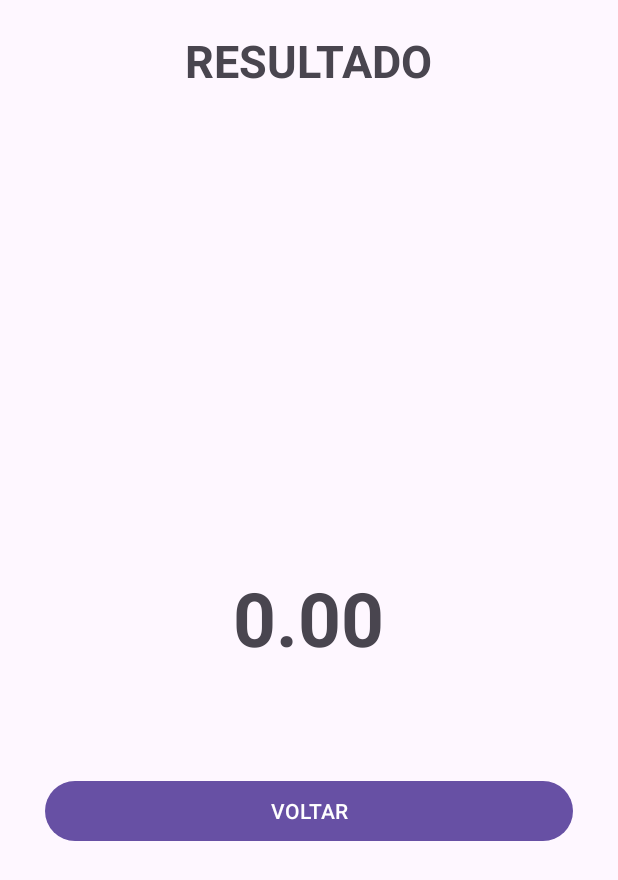
After one commit to FRgama/ProjetoIMC, an Android app: the resultado screen opened directly, with no data from a screen before it, on a phone screen of 412 x 824 dp. The commit adds this screen. Shown: the top 880 px of the screen. Run offline under Robolectric (Android 15) with nearby library versions, the phone set to English and light mode, and no system bars.

Commit message:
Adicionada tela de resultado

```diff
--- a/04 - Text/app/src/main/AndroidManifest.xml
+++ b/04 - Text/app/src/main/AndroidManifest.xml
@@ -13,6 +13,9 @@
         android:theme="@style/Theme.MyApplication"
         tools:targetApi="31">
         <activity
+            android:name=".resultado"
+            android:exported="false" />
+        <activity
             android:name=".MainActivity"
             android:exported="true">
             <intent-filter>
--- /dev/null
+++ b/04 - Text/app/src/main/java/br/com/aula/text/resultado.java
@@ -0,0 +1,42 @@
+package br.com.aula.text;
+
+import android.content.Intent;
+import android.os.Bundle;
+import android.widget.Button;
+import android.widget.TextView;
+
+import androidx.activity.EdgeToEdge;
+import androidx.appcompat.app.AppCompatActivity;
+import androidx.core.graphics.Insets;
+import androidx.core.view.ViewCompat;
+import androidx.core.view.WindowInsetsCompat;
+
+public class resultado extends AppCompatActivity {
+    private Button btnVoltar;
+    @Override
+    protected void onCreate(Bundle savedInstanceState) {
+        super.onCreate(savedInstanceState);
+        EdgeToEdge.enable(this);
+        setContentView(R.layout.activity_resultado);
+
+        double valorIMC = getIntent().getDoubleExtra("ValorIMC", 0.0);
+        String resultadoIMC = getIntent().getStringExtra("resultadoIMC");
+
+        TextView textoNumero = findViewById(R.id.textoNumero); // TextView para o valor numérico do IMC
+        TextView textoTipo = findViewById(R.id.textoTipo); // TextView para o resultado string
+
+        textoNumero.setText(String.format("%.2f", valorIMC));
+        textoTipo.setText(resultadoIMC);
+
+        btnVoltar = findViewById(R.id.btnVoltar);
+        btnVoltar.setOnClickListener(view -> {
+            finish();
+        });
+
+        ViewCompat.setOnApplyWindowInsetsListener(findViewById(R.id.main), (v, insets) -> {
+            Insets systemBars = insets.getInsets(WindowInsetsCompat.Type.systemBars());
+            v.setPadding(systemBars.left, systemBars.top, systemBars.right, systemBars.bottom);
+            return insets;
+        });
+    }
+}
--- /dev/null
+++ b/04 - Text/app/src/main/res/layout/activity_resultado.xml
@@ -0,0 +1,50 @@
+<?xml version="1.0" encoding="utf-8"?>
+<RelativeLayout xmlns:android="http://schemas.android.com/apk/res/android"
+    xmlns:app="http://schemas.android.com/apk/res-auto"
+    xmlns:tools="http://schemas.android.com/tools"
+    android:id="@+id/main"
+    android:layout_width="match_parent"
+    android:layout_height="match_parent"
+    tools:context=".resultado" >
+
+    <TextView
+        android:id="@+id/textoResultado"
+        android:layout_width="wrap_content"
+        android:layout_height="wrap_content"
+        android:textStyle="bold"
+        android:layout_centerHorizontal="true"
+        android:layout_marginTop="20dp"
+        android:textSize="30dp"
+        android:text="RESULTADO" />
+
+    <TextView
+        android:id="@+id/textoNumero"
+        android:layout_width="wrap_content"
+        android:layout_height="wrap_content"
+        android:layout_centerVertical="true"
+        android:layout_centerHorizontal="true"
+        android:textStyle="bold"
+        android:textSize="50dp"
+        android:text="XX" />
+
+    <TextView
+        android:id="@+id/textoTipo"
+        android:layout_width="wrap_content"
+        android:layout_height="wrap_content"
+        android:layout_below="@+id/textoNumero"
+        android:layout_centerHorizontal="true"
+        android:textSize="15dp"
+        android:text="Seu resultado é considerado" />
+
+    <Button
+        android:id="@+id/btnVoltar"
+        android:layout_width="match_parent"
+        android:layout_height="wrap_content"
+        android:layout_below="@+id/textoTipo"
+        android:layout_centerHorizontal="true"
+        android:layout_marginHorizontal="30dp"
+        android:layout_marginTop="50dp"
+
+
+        android:text="VOLTAR" />
+</RelativeLayout>
```
Also changed, not shown: 04 - Text/app/src/main/java/br/com/aula/text/MainActivity.java (+28 -12 lines).
